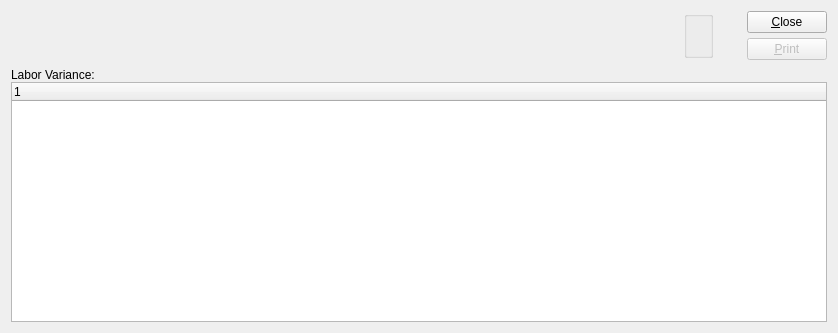
WooodHead/xtuple, file xtuple/trunk/guiclient/dspLaborVarianceByItem.ui: the form before one commit.
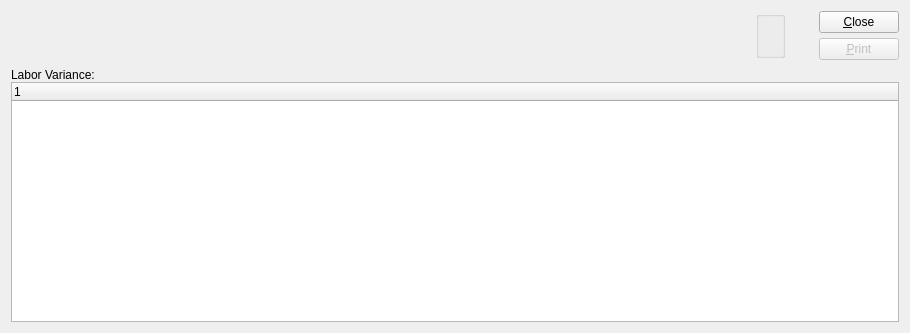
The form after the commit. Custom widgets are drawn as their Qt base class.

Diff of the .ui file:
```diff
--- a/xtuple/trunk/guiclient/dspLaborVarianceByItem.ui
+++ b/xtuple/trunk/guiclient/dspLaborVarianceByItem.ui
@@ -5,7 +5,7 @@
    <rect>
     <x>0</x>
     <y>0</y>
-    <width>838</width>
+    <width>910</width>
     <height>333</height>
    </rect>
   </property>
```
Left out of the diff: 1 changed line with no effect on the pictures. Lines whose indentation alone changed are shown as unchanged.
